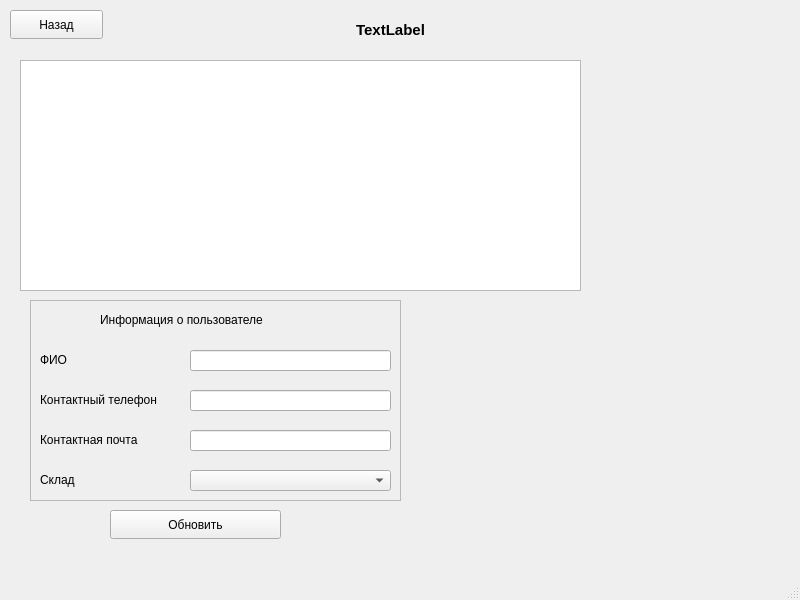
First picture: the form in employeeMenu.ui, repository Zel1k21/warehouse_management_qt, before the edit.
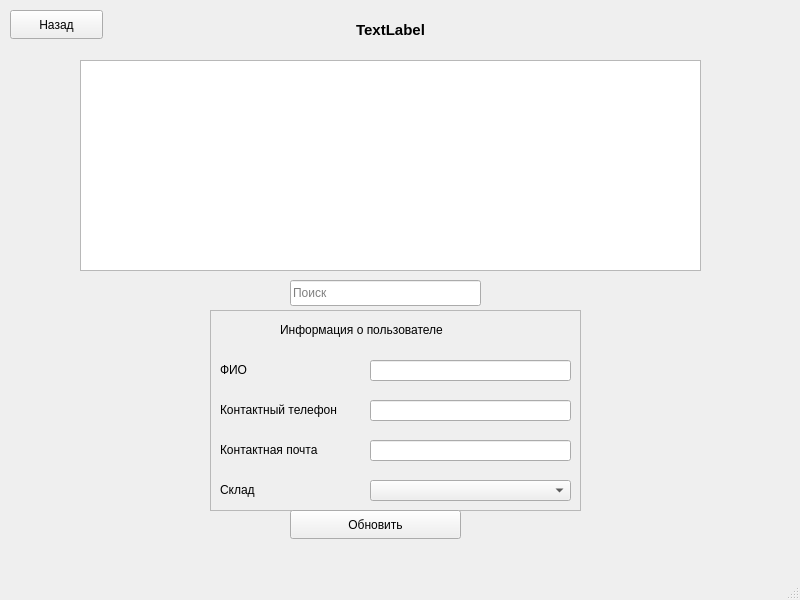
Second picture: the form after the edit.

```diff
--- a/employeeMenu.ui
+++ b/employeeMenu.ui
@@ -17,18 +17,18 @@
    <widget class="QTableWidget" name="productTable">
     <property name="geometry">
      <rect>
-      <x>20</x>
+      <x>80</x>
       <y>60</y>
-      <width>561</width>
-      <height>231</height>
+      <width>621</width>
+      <height>211</height>
      </rect>
     </property>
    </widget>
    <widget class="QFrame" name="ownerFrame">
     <property name="geometry">
      <rect>
-      <x>30</x>
-      <y>300</y>
+      <x>210</x>
+      <y>310</y>
       <width>371</width>
       <height>201</height>
      </rect>
@@ -186,7 +186,7 @@
    <widget class="QPushButton" name="dataUpdateButton">
     <property name="geometry">
      <rect>
-      <x>110</x>
+      <x>290</x>
       <y>510</y>
       <width>171</width>
       <height>29</height>
@@ -196,6 +196,19 @@
      <string>Обновить</string>
     </property>
    </widget>
+   <widget class="QLineEdit" name="searchField">
+    <property name="geometry">
+     <rect>
+      <x>290</x>
+      <y>280</y>
+      <width>191</width>
+      <height>26</height>
+     </rect>
+    </property>
+    <property name="placeholderText">
+     <string>Поиск</string>
+    </property>
+   </widget>
   </widget>
   <widget class="QMenuBar" name="menubar">
    <property name="geometry">
```
Left out of the diff: 2 changed lines with no effect on the pictures.
